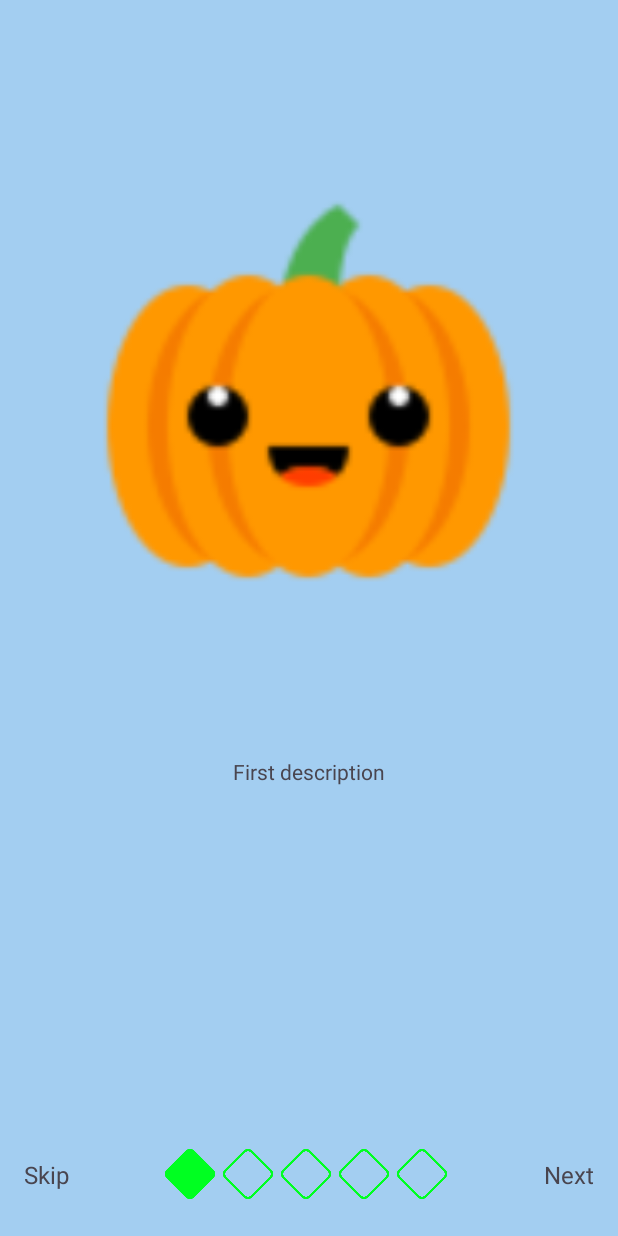
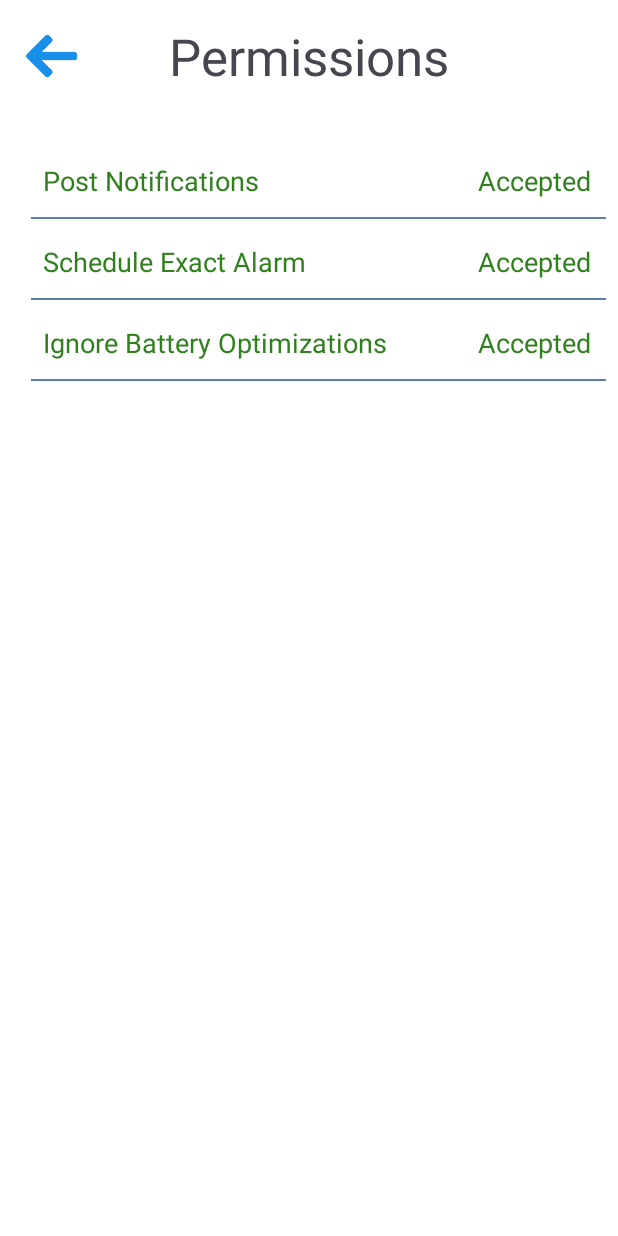
Before and after one commit to ChrisGalHur/TareApp, an Android app: the screen it shows after launch (OnboardingActivity before the commit, PermissionActivity after it), on a phone screen of 412 x 824 dp. Run offline under Robolectric (Android 15) with nearby library versions, the phone set to English and light mode, and no system bars; our stand-ins replace Room's generated code.

Commit message:
PermissionActivity ok, continue whith correct check of permissions

```diff
--- /dev/null
+++ b/app/src/main/java/com/chrisgalhur/tareapp/entity/Permission.java
@@ -0,0 +1,26 @@
+package com.chrisgalhur.tareapp.entity;
+
+public class Permission {
+
+    String name;
+    String description;
+    String realName;
+
+    public Permission(String name, String description, String realName) {
+        this.name = name;
+        this.description = description;
+        this.realName = realName;
+    }
+
+    public String getName() {
+        return name;
+    }
+
+    public String getDescription() {
+        return description;
+    }
+
+    public String getRealName() {
+        return realName;
+    }
+}
--- /dev/null
+++ b/app/src/main/java/com/chrisgalhur/tareapp/presenter/interf/PermissionPresenter.java
@@ -0,0 +1,4 @@
+package com.chrisgalhur.tareapp.presenter.interf;
+
+public interface PermissionPresenter {
+}
--- a/app/src/main/java/com/chrisgalhur/tareapp/presenter/interf/PreferencePresenter.java
+++ b/app/src/main/java/com/chrisgalhur/tareapp/presenter/interf/PreferencePresenter.java
@@ -1,5 +1,8 @@
 package com.chrisgalhur.tareapp.presenter.interf;
 
 public interface PreferencePresenter {
-    void onBackClicked();
+
+    void onLanguageClicked();
+    void onPermissionsClicked();
+    void onAboutClicked();
 }
--- a/app/src/main/java/com/chrisgalhur/tareapp/ui/activity/MainActivity.java
+++ b/app/src/main/java/com/chrisgalhur/tareapp/ui/activity/MainActivity.java
@@ -11,7 +11,6 @@ import android.os.Build;
 import android.os.Bundle;
 import android.provider.Settings;
 import android.util.Log;
-import android.widget.Button;
 import android.widget.ImageView;
 
 import androidx.activity.EdgeToEdge;
@@ -32,8 +31,8 @@ import com.chrisgalhur.tareapp.database.DatabaseConstants;
 import com.chrisgalhur.tareapp.dialog.NewTaskDialogFragment;
 import com.chrisgalhur.tareapp.entity.Reminder;
 import com.chrisgalhur.tareapp.preference.MyPreferences;
+import com.chrisgalhur.tareapp.presenter.MainPresenterImpl;
 import com.chrisgalhur.tareapp.presenter.interf.MainPresenter;
-import com.chrisgalhur.tareapp.presenter.MainPresenterImpl;
 import com.chrisgalhur.tareapp.ui.adapter.ReminderAdapter;
 import com.chrisgalhur.tareapp.util.BaseActivity;
 import com.chrisgalhur.tareapp.util.NotificationUtil;
@@ -55,9 +54,6 @@ public class MainActivity extends BaseActivity implements MainView {
     private AppDatabase db;
     private MyPreferences preferences;
     private MainPresenter presenter;
-
-    private Button btnToCalendar;
-    private Button btToOnboarding;
     private ImageView ivPreference;
     private ImageView ivNewTask;
 
@@ -74,7 +70,7 @@ public class MainActivity extends BaseActivity implements MainView {
         });
 
         //ACTIVITY WORKING
-        //startActivity(new Intent(MainActivity.this, FormReminderActivity.class));
+        startActivity(new Intent(MainActivity.this, PermissionActivity.class));
 
         // PERMISSIONS
         requestPermissionLauncher = registerForActivityResult(new ActivityResultContracts.RequestPermission(), isGranted -> {
--- /dev/null
+++ b/app/src/main/java/com/chrisgalhur/tareapp/ui/activity/PermissionActivity.java
@@ -0,0 +1,55 @@
+package com.chrisgalhur.tareapp.ui.activity;
+
+import android.os.Bundle;
+import android.widget.ImageView;
+
+import androidx.activity.EdgeToEdge;
+import androidx.core.graphics.Insets;
+import androidx.core.view.ViewCompat;
+import androidx.core.view.WindowInsetsCompat;
+import androidx.recyclerview.widget.LinearLayoutManager;
+import androidx.recyclerview.widget.RecyclerView;
+
+import com.chrisgalhur.tareapp.R;
+import com.chrisgalhur.tareapp.entity.Permission;
+import com.chrisgalhur.tareapp.presenter.interf.PermissionPresenter;
+import com.chrisgalhur.tareapp.ui.adapter.PermissionAdapter;
+import com.chrisgalhur.tareapp.util.BaseActivity;
+import com.chrisgalhur.tareapp.view.PermissionView;
+
+import java.util.ArrayList;
+import java.util.List;
+
+public class PermissionActivity extends BaseActivity implements PermissionView {
+
+    private List<Permission> permissions;
+    private PermissionAdapter permissionAdapter;
+    private PermissionPresenter presenter;
+    private ImageView ivBack;
+
+    @Override
+    protected void onCreate(Bundle savedInstanceState) {
+        super.onCreate(savedInstanceState);
+        EdgeToEdge.enable(this);
+        setContentView(R.layout.activity_permission);
+        ViewCompat.setOnApplyWindowInsetsListener(findViewById(R.id.main), (v, insets) -> {
+            Insets systemBars = insets.getInsets(WindowInsetsCompat.Type.systemBars());
+            v.setPadding(systemBars.left, systemBars.top, systemBars.right, systemBars.bottom);
+            return insets;
+        });
+
+        permissions = new ArrayList<>();
+        permissions.add(new Permission(getString(R.string.permission_post_notifications), getString(R.string.permission_post_notifications_description), "android.permission.POST_NOTIFICATIONS"));
+        permissions.add(new Permission(getString(R.string.permission_schedule_exact_alarm), getString(R.string.permission_schedule_exact_alarm_description), "android.permission.SCHEDULE_EXACT_ALARM"));
+        permissions.add(new Permission(getString(R.string.permission_ignore_battery_optimizations), getString(R.string.permission_ignore_battery_optimizations_description), "android.permission.REQUEST_IGNORE_BATTERY_OPTIMIZATIONS"));
+
+        RecyclerView recyclerViewPermissions = findViewById(R.id.RecyclerViewPermissionsPermissionItem);
+        recyclerViewPermissions.setLayoutManager(new LinearLayoutManager(this));
+        permissionAdapter = new PermissionAdapter(permissions, this);
+        recyclerViewPermissions.setAdapter(permissionAdapter);
+
+        ivBack = findViewById(R.id.ivBackPermission);
+
+        ivBack.setOnClickListener(v -> finish());
+    }
+}
--- /dev/null
+++ b/app/src/main/java/com/chrisgalhur/tareapp/ui/adapter/PermissionAdapter.java
@@ -0,0 +1,103 @@
+package com.chrisgalhur.tareapp.ui.adapter;
+
+import android.app.Activity;
+import android.content.Context;
+import android.view.LayoutInflater;
+import android.view.View;
+import android.view.ViewGroup;
+import android.widget.Button;
+import android.widget.TextView;
+
+import androidx.annotation.NonNull;
+import androidx.core.content.ContextCompat;
+import androidx.recyclerview.widget.RecyclerView;
+
+import com.chrisgalhur.tareapp.R;
+import com.chrisgalhur.tareapp.entity.Permission;
+import com.chrisgalhur.tareapp.util.PermissionHelper;
+
+import java.util.List;
+
+public class PermissionAdapter extends RecyclerView.Adapter<PermissionAdapter.PermissionViewHolder> {
+
+    private List<Permission> permissions;
+    private Context context;
+    private PermissionHelper permissionHelper;
+
+    public PermissionAdapter(List<Permission> permissions, Context context) {
+        this.permissions = permissions;
+        this.context = context;
+        permissionHelper = new PermissionHelper(context);
+    }
+
+    @NonNull
+    @Override
+    public PermissionViewHolder onCreateViewHolder(@NonNull ViewGroup parent, int viewType) {
+        View view = LayoutInflater.from(parent.getContext()).inflate(R.layout.item_permission, parent, false);
+        return new PermissionViewHolder(view);
+    }
+
+    @Override
+    public void onBindViewHolder(@NonNull PermissionViewHolder holder, int position) {
+        Permission permission = permissions.get(position);
+        holder.tvPermissionName.setText(permission.getName());
+
+        updatePermissionStatus(holder, permission);
+    }
+
+    @Override
+    public int getItemCount() {
+        return permissions.size();
+    }
+
+    private void requestPermission(PermissionViewHolder holder, Permission permission) {
+        switch (permission.getRealName()) {
+            case "android.permission.POST_NOTIFICATIONS":
+                permissionHelper.requestNotificationPermission((Activity) context);
+                break;
+            case "android.permission.SCHEDULE_EXACT_ALARM":
+                permissionHelper.requestScheduleExactAlarmPermission((Activity) context);
+                break;
+            case "android.permission.REQUEST_IGNORE_BATTERY_OPTIMIZATIONS":
+                permissionHelper.requestIgnoreBatteryOptimizationsPermission((Activity) context);
+                break;
+            default:
+                break;
+        }
+
+        updatePermissionStatus(holder, permission);
+    }
+
+    private void updatePermissionStatus(PermissionViewHolder holder, Permission permission) {
+        if (permissionHelper.isPermissionGranted(permission.getRealName())) {
+            holder.tvPermissionName.setTextColor(ContextCompat.getColor(context, R.color.green_ok));
+            holder.tvPermissionAccepted.setVisibility(View.VISIBLE);
+            holder.tvPermissionDescription.setVisibility(View.GONE);
+            holder.btnRequestPermission.setVisibility(View.GONE);
+        } else {
+            holder.tvPermissionName.setTextColor(ContextCompat.getColor(context, R.color.red_no_ok));
+            holder.tvPermissionAccepted.setVisibility(View.GONE);
+            holder.tvPermissionDescription.setText(permission.getDescription());
+            holder.btnRequestPermission.setVisibility(View.VISIBLE);
+            holder.btnRequestPermission.setVisibility(View.VISIBLE);
+            holder.btnRequestPermission.setOnClickListener(v -> requestPermission(holder, permission));
+        }
+    }
+
+
+
+    public static class PermissionViewHolder extends RecyclerView.ViewHolder {
+        TextView tvPermissionName;
+        TextView tvPermissionDescription;
+        TextView tvPermissionAccepted;
+        Button btnRequestPermission;
+
+        public PermissionViewHolder(View itemView) {
+            super(itemView);
+            tvPermissionName = itemView.findViewById(R.id.tvPermissionNamePermissionItem);
+            tvPermissionDescription = itemView.findViewById(R.id.tvPermissionDescriptionPermissionItem);
+            tvPermissionAccepted = itemView.findViewById(R.id.tvPermissionAcceptedPermissionItem);
+            btnRequestPermission = itemView.findViewById(R.id.btnRequestPermissionPermissionItem);
+        }
+    }
+}
--- /dev/null
+++ b/app/src/main/java/com/chrisgalhur/tareapp/util/PermissionHelper.java
@@ -0,0 +1,58 @@
+package com.chrisgalhur.tareapp.util;
+
+import android.app.Activity;
+import android.content.ActivityNotFoundException;
+import android.content.Context;
+import android.content.Intent;
+import android.content.pm.PackageManager;
+import android.net.Uri;
+import android.os.Build;
+import android.provider.Settings;
+import android.widget.Toast;
+
+import androidx.core.content.ContextCompat;
+
+import com.chrisgalhur.tareapp.R;
+
+public class PermissionHelper {
+
+    private Context context;
+
+    public PermissionHelper(Context context) {
+        this.context = context;
+    }
+
+    public boolean isPermissionGranted(String permission) {
+        return ContextCompat.checkSelfPermission(context, permission) == PackageManager.PERMISSION_GRANTED;
+    }
+
+    public void requestNotificationPermission(Activity activity) {
+        try {
+            Intent intent;
+
+            if (Build.VERSION.SDK_INT >= Build.VERSION_CODES.O) {
+                intent = new Intent(Settings.ACTION_APP_NOTIFICATION_SETTINGS)
+                        .putExtra(Settings.EXTRA_APP_PACKAGE, context.getPackageName());
+            } else {
+                intent = new Intent(Settings.ACTION_APPLICATION_DETAILS_SETTINGS)
+                        .setData(Uri.parse("package:" + context.getPackageName()));
+            }
+            activity.startActivityForResult(intent, 0);
+        } catch (ActivityNotFoundException e) {
+            Toast.makeText(context, context.getString(R.string.configuration_screen_not_open) + "\n" +
+                    context.getString(R.string.address_accept_notifications)  , Toast.LENGTH_SHORT).show();
+        }
+    }
+
+    public void requestScheduleExactAlarmPermission(Activity context) {
+        Intent intent = new Intent(Settings.ACTION_REQUEST_SCHEDULE_EXACT_ALARM);
+        intent.setData(Uri.parse("package:" + context.getPackageName()));
+        context.startActivity(intent);
+    }
+
+    public void requestIgnoreBatteryOptimizationsPermission(Activity context) {
+        Intent intent = new Intent(Settings.ACTION_REQUEST_IGNORE_BATTERY_OPTIMIZATIONS);
+        intent.setData(Uri.parse("package:" + context.getPackageName()));
+        context.startActivity(intent);
+    }
+}
--- /dev/null
+++ b/app/src/main/java/com/chrisgalhur/tareapp/view/PermissionView.java
@@ -0,0 +1,5 @@
+package com.chrisgalhur.tareapp.view;
+
+public interface PermissionView {
+
+}
--- a/app/src/main/java/com/chrisgalhur/tareapp/view/PreferenceView.java
+++ b/app/src/main/java/com/chrisgalhur/tareapp/view/PreferenceView.java
@@ -1,5 +1,6 @@
 package com.chrisgalhur.tareapp.view;
 
 public interface PreferenceView {
-    void navigateToMain();
+
+    void navigateToPermissions();
 }
--- /dev/null
+++ b/app/src/main/res/layout/activity_permission.xml
@@ -0,0 +1,58 @@
+<?xml version="1.0" encoding="utf-8"?>
+<androidx.constraintlayout.widget.ConstraintLayout xmlns:android="http://schemas.android.com/apk/res/android"
+        xmlns:tools="http://schemas.android.com/tools"
+        xmlns:app="http://schemas.android.com/apk/res-auto"
+        android:id="@+id/main"
+        android:layout_width="match_parent"
+        android:layout_height="match_parent"
+        tools:context=".ui.activity.PermissionActivity">
+
+    <ImageView
+            android:layout_width="58dp"
+            android:layout_height="64dp"
+            app:srcCompat="@drawable/arrow"
+            android:id="@+id/ivBackPermission"
+            app:layout_constraintTop_toTopOf="parent"
+            app:layout_constraintStart_toStartOf="parent"
+            android:layout_marginTop="5dp"
+            android:layout_marginStart="5dp" />
+
+    <TextView
+            android:text="@string/permissions"
+            android:layout_width="wrap_content"
+            android:layout_height="wrap_content"
+            android:id="@+id/tvTitlePreference2"
+            app:layout_constraintEnd_toEndOf="parent"
+            android:textSize="34sp"
+            app:layout_constraintStart_toStartOf="parent"
+            app:layout_constraintBottom_toBottomOf="@+id/ivBackPermission"
+            app:layout_constraintTop_toTopOf="@+id/ivBackPermission" />
+
+    <androidx.constraintlayout.widget.Guideline
+            android:orientation="vertical"
+            android:layout_width="wrap_content"
+            android:layout_height="wrap_content"
+            app:layout_constraintGuide_percent="0.03"
+            android:id="@+id/guidelineVertLeftMarginPermission" />
+
+    <LinearLayout
+            android:layout_width="0dp"
+            android:layout_height="0dp"
+            android:orientation="vertical"
+            android:padding="8dp"
+            app:layout_constraintTop_toBottomOf="@+id/tvTitlePreference2"
+            app:layout_constraintEnd_toEndOf="parent"
+            app:layout_constraintStart_toStartOf="@+id/guidelineVertLeftMarginPermission"
+            app:layout_constraintBottom_toBottomOf="parent"
+            android:layout_marginTop="40dp"
+            app:layout_constraintHorizontal_bias="0.0"
+            app:layout_constraintVertical_bias="1.0">
+
+        <androidx.recyclerview.widget.RecyclerView
+                android:id="@+id/RecyclerViewPermissionsPermissionItem"
+                android:layout_width="match_parent"
+                android:layout_height="wrap_content" />
+
+    </LinearLayout>
+
+</androidx.constraintlayout.widget.ConstraintLayout>
--- /dev/null
+++ b/app/src/main/res/layout/item_permission.xml
@@ -0,0 +1,63 @@
+<?xml version="1.0" encoding="utf-8"?>
+<androidx.constraintlayout.widget.ConstraintLayout xmlns:android="http://schemas.android.com/apk/res/android"
+        xmlns:app="http://schemas.android.com/apk/res-auto"
+        xmlns:tools="http://schemas.android.com/tools"
+        android:layout_width="match_parent"
+        android:layout_height="wrap_content"
+        android:layout_marginBottom="8dp">
+
+    <TextView
+            android:id="@+id/tvPermissionNamePermissionItem"
+            android:layout_width="0dp"
+            android:layout_height="wrap_content"
+            android:textSize="18sp"
+            android:paddingBottom="4dp"
+            android:text="@string/ejemplo"
+            app:layout_constraintTop_toTopOf="parent"
+            app:layout_constraintStart_toStartOf="parent"
+            android:layout_marginStart="8dp" />
+
+    <TextView
+            android:id="@+id/tvPermissionDescriptionPermissionItem"
+            android:layout_width="0dp"
+            android:layout_height="wrap_content"
+            android:textSize="14sp"
+            android:text="Ejemplo"
+            app:layout_constraintStart_toStartOf="parent"
+            app:layout_constraintTop_toBottomOf="@+id/tvPermissionNamePermissionItem"
+            android:layout_marginStart="16dp"
+            android:layout_marginTop="5dp" />
+
+    <Button
+            android:id="@+id/btnRequestPermissionPermissionItem"
+            android:layout_width="wrap_content"
+            android:layout_height="wrap_content"
+            android:text="@string/accept"
+            app:layout_constraintEnd_toEndOf="parent"
+            app:layout_constraintTop_toTopOf="parent"
+            android:textSize="16sp" />
+
+    <TextView
+            android:id="@+id/tvPermissionAcceptedPermissionItem"
+            android:layout_width="0dp"
+            android:layout_height="wrap_content"
+            android:textSize="18sp"
+            android:paddingBottom="4dp"
+            android:text="@string/accepted"
+            app:layout_constraintTop_toTopOf="parent"
+            android:textColor="@color/green_ok"
+            app:layout_constraintEnd_toEndOf="parent"
+            android:layout_marginEnd="10dp" />
+
+    <View
+            android:layout_width="match_parent"
+            android:layout_height="1dp"
+            app:layout_constraintBottom_toBottomOf="parent"
+            android:id="@+id/viewSeparationPermissionItem"
+            app:layout_constraintEnd_toEndOf="@+id/btnRequestPermissionPermissionItem"
+            app:layout_constraintStart_toStartOf="parent"
+            android:background="@color/dark_blue"
+            app:layout_constraintTop_toBottomOf="@+id/tvPermissionDescriptionPermissionItem"
+            android:layout_marginTop="8dp"
+            android:layout_marginBottom="8dp" />
+</androidx.constraintlayout.widget.ConstraintLayout>
--- a/app/src/main/res/layout/item_reminder.xml
+++ b/app/src/main/res/layout/item_reminder.xml
@@ -69,7 +69,7 @@
     <View
             android:layout_width="match_parent"
             android:layout_height="1dp"
-            android:id="@+id/view"
+            android:id="@+id/viewSeparationRemninderItem"
             android:background="@color/dark_blue"
             android:layout_marginTop="5dp"/>
 
--- a/app/src/main/res/values/colors.xml
+++ b/app/src/main/res/values/colors.xml
@@ -12,4 +12,6 @@
     <color name="dark_blue_two">#3B6978</color>
     <color name="red">#E85353</color>
     <color name="light_red">#F38282</color>
+    <color name="green_ok">#30801E</color>
+    <color name="red_no_ok">#A52F24</color>
 </resources>
--- a/app/src/main/res/values/strings.xml
+++ b/app/src/main/res/values/strings.xml
@@ -11,9 +11,11 @@
     <string name="siguiente">Siguiente</string>
     <string name="next">Next</string>
     <string name="preferences">Preferences</string>
+    <string name="permissions">Permissions</string>
     <string name="reminder">Reminder</string>
     <string name="new_reminder">New Reminder</string>
     <string name="accept">Accept</string>
+    <string name="accepted">Accepted</string>
     <string name="cancel">Cancel</string>
     <string name="date">Date</string>
     <string name="time">Time</string>
@@ -35,8 +37,25 @@
     <string name="success_reminder_saved">Reminder Saved</string>
     <string name="success_reminder_deleted">Reminder Deleted</string>
     <string name="success_reminder_updated">Reminder updated</string>
+        <!-- Permissions -->
+    <string name="permission_post_notifications">Post Notifications</string>
+    <string name="permission_post_notifications_description">Allows the app to post notifications</string>
+    <string name="permission_schedule_exact_alarm">Schedule Exact Alarm</string>
+    <string name="permission_schedule_exact_alarm_description">Allows the app to schedule exact alarms</string>
+    <string name="permission_ignore_battery_optimizations">Ignore Battery Optimizations</string>
+    <string name="permission_ignore_battery_optimizations_description">Allows the app to request to ignore battery optimizations</string>
+        <!-- Errors -->
+    <string name="configuration_screen_not_open">Could not open the configuration screen.</string>
+    <string name="address_accept_notifications">Go to app settings and accept notifications</string>
+
+
 
     <!-- Notifications -->
     <string name="channel_reminder">Reminder Channel</string>
     <string name="channel_reminder_notifications">Channel for reminder notifications</string>
+    <string name="schedule_alarm">Schedule Alarm</string>
+    <string name="general">General</string>
+    <string name="about_app">About app</string>
+    <string name="ejemplo">Ejemplo</string>
+
 </resources>
```
Also changed, not shown: app/src/main/AndroidManifest.xml (+6 -1 lines), app/src/main/java/com/chrisgalhur/tareapp/presenter/PermissionPresenterImpl.java (added, +13 -0 lines), app/src/main/java/com/chrisgalhur/tareapp/presenter/PreferencePresenterImpl.java (+12 -8 lines), app/src/main/java/com/chrisgalhur/tareapp/ui/activity/PreferenceActivity.java (+20 -12 lines), app/src/main/res/layout/activity_preference.xml (+67 -20 lines).
